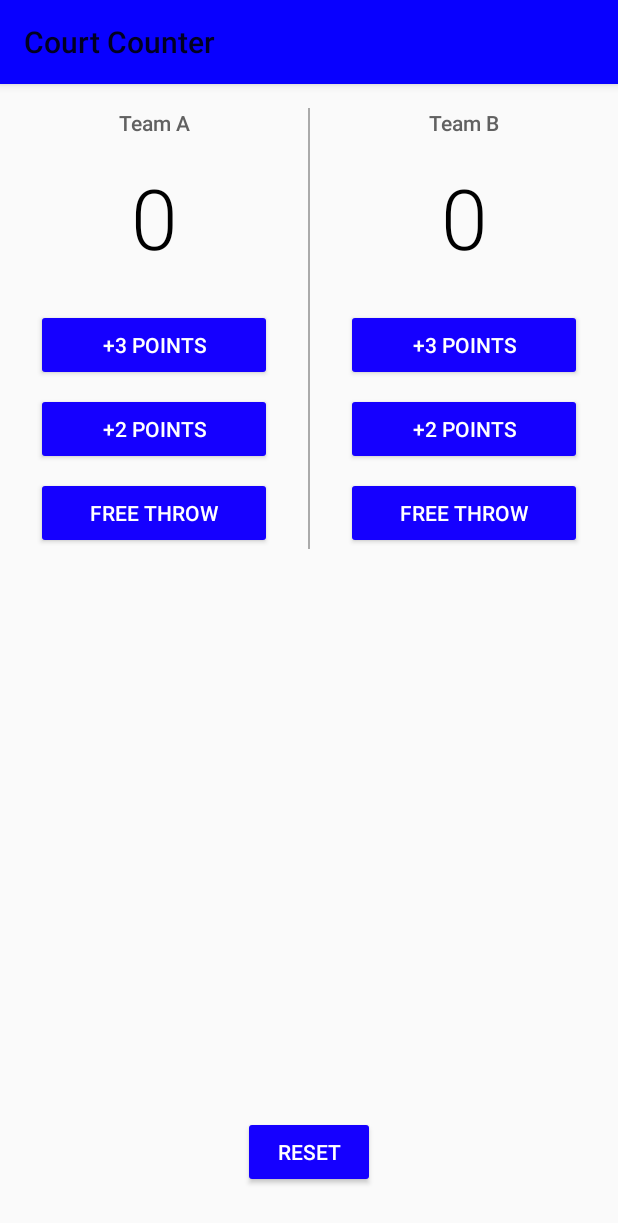
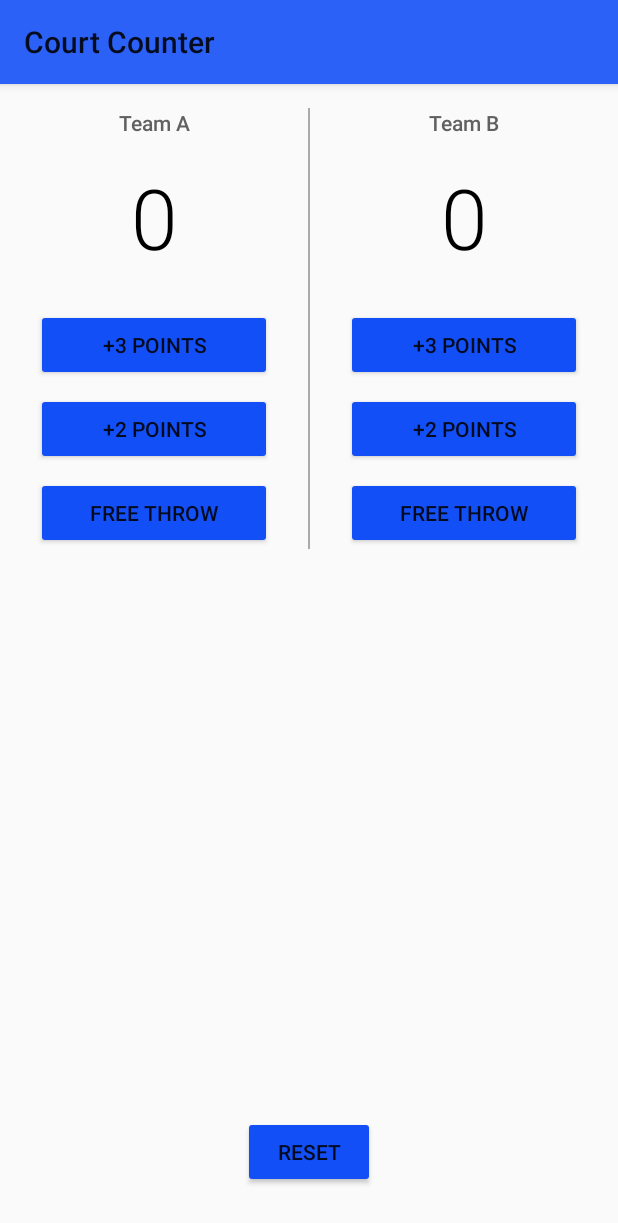
Before and after one commit to Fejiro001/CourtCounter, an Android app: the screen it shows after launch (MainActivity), on a phone screen of 412 x 824 dp. Shown: the top 1223 px of the screen. Run offline under Robolectric (Android 15) with nearby library versions, the phone set to English and light mode, and no system bars.

Commit message:
Changed some things

```diff
--- a/app/src/main/res/layout/activity_main.xml
+++ b/app/src/main/res/layout/activity_main.xml
@@ -44,7 +44,6 @@
                 android:layout_marginTop="24dp"
                 android:layout_marginRight="24dp"
                 android:onClick="addThreeForTeamA"
-                android:textColor="#ffffff"
                 android:text="+3 points" />
 
             <Button
@@ -54,7 +53,6 @@
                 android:layout_marginTop="8dp"
                 android:layout_marginRight="24dp"
                 android:onClick="addTwoForTeamA"
-                android:textColor="#ffffff"
                 android:text="+2 points" />
 
             <Button
@@ -64,7 +62,6 @@
                 android:layout_marginTop="8dp"
                 android:layout_marginRight="24dp"
                 android:onClick="addOneForTeamA"
-                android:textColor="#ffffff"
                 android:text="free throw" />
 
         </LinearLayout>
@@ -109,7 +106,6 @@
                 android:layout_marginTop="24dp"
                 android:layout_marginRight="24dp"
                 android:onClick="addThreeForTeamB"
-                android:textColor="#ffffff"
                 android:text="+3 points" />
 
             <Button
@@ -119,7 +115,6 @@
                 android:layout_marginTop="8dp"
                 android:layout_marginRight="24dp"
                 android:onClick="addTwoForTeamB"
-                android:textColor="#ffffff"
                 android:text="+2 points" />
 
             <Button
@@ -129,7 +124,6 @@
                 android:layout_marginTop="8dp"
                 android:layout_marginRight="24dp"
                 android:onClick="addOneForTeamB"
-                android:textColor="#ffffff"
                 android:text="free throw" />
 
         </LinearLayout>
@@ -143,7 +137,6 @@
         android:layout_centerHorizontal="true"
         android:layout_marginBottom="32dp"
         android:onClick="resetScore"
-        android:textColor="#ffffff"
         android:text="reset" />
 
 </RelativeLayout>
--- a/app/src/main/res/values/styles.xml
+++ b/app/src/main/res/values/styles.xml
@@ -1,9 +1,10 @@
 <resources>
     <!-- Base application theme. -->
     <style name="AppTheme" parent="Theme.AppCompat.Light">
+        <item name="colorPrimaryDark">#03237C</item>
         <!-- Primary theme color of the app (sets background color of app bar) -->
-        <item name="colorPrimary">#0800ff</item>
+        <item name="colorPrimary">#2B61F6</item>
         <!-- Background color of buttons in the app -->
-        <item name="colorButtonNormal">#1500ff</item>
+        <item name="colorButtonNormal">#134FF6</item>
     </style>
 </resources>
```
